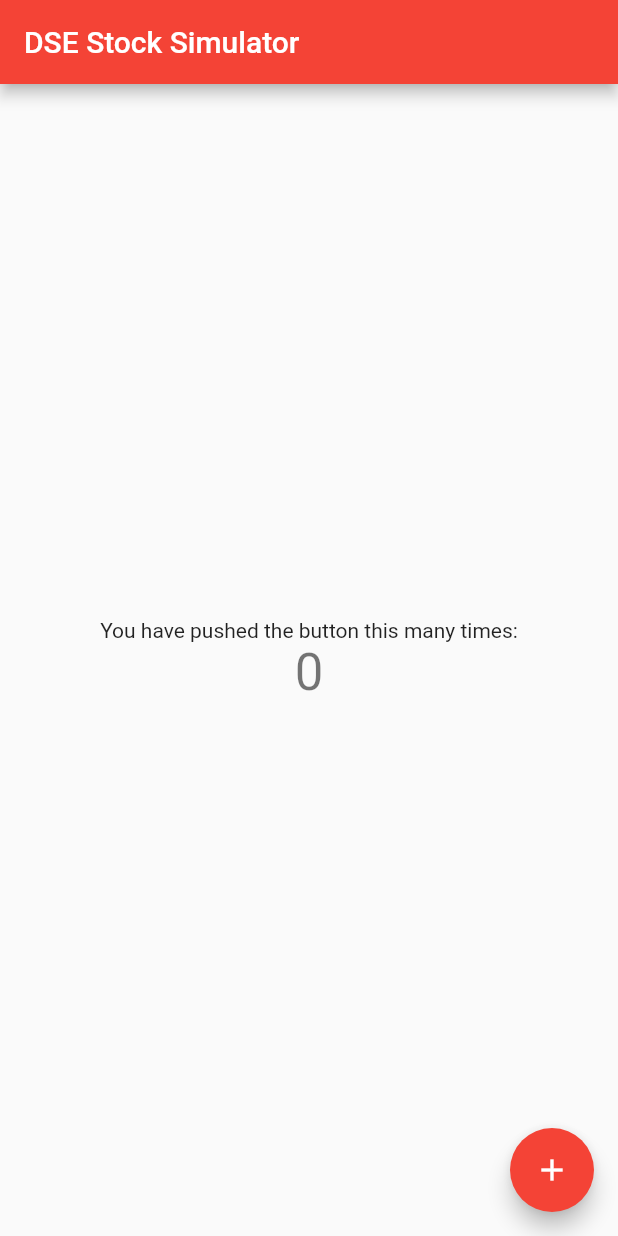
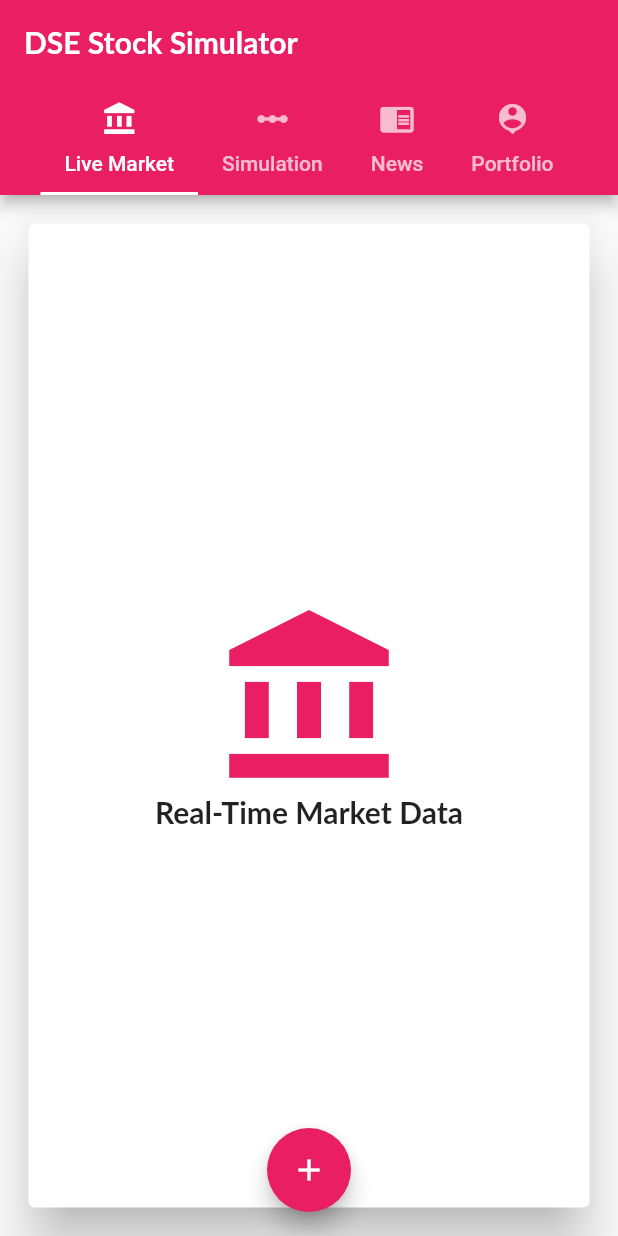
Before and after one commit to berloop/stocksim, a Flutter app: the screen it shows after launch, on a phone screen of 412 x 824 dp. Run offline on Flutter 3.47's test engine with Material 2 defaults, Android fonts, the phone set to English and light mode, and no system bars.

Commit message:
UI Update

```diff
--- a/lib/main.dart
+++ b/lib/main.dart
@@ -3,110 +3,169 @@ import 'package:flutter/material.dart';
 void main() => runApp(MyApp());
 
 class MyApp extends StatelessWidget {
-  // This widget is the root of your application.
+  @override
+  Widget build(BuildContext context) {
+    return MyHomePage();
+  }
+}
+
+class MyHomePage extends StatefulWidget {
+  MyHomePage({Key key}) : super(key: key);
+  @override
+  _MyHomePageState createState() => new _MyHomePageState();
+}
+
+class _MyHomePageState extends State<MyHomePage> {
   @override
   Widget build(BuildContext context) {
     return MaterialApp(
-      debugShowCheckedModeBanner: false ,
-      title: 'Flutter Demo',
-      theme: ThemeData(
-        // This is the theme of your application.
-        //
-        // Try running your application with "flutter run". You'll see the
-        // application has a blue toolbar. Then, without quitting the app, try
-        // changing the primarySwatch below to Colors.green and then invoke
-        // "hot reload" (press "r" in the console where you ran "flutter run",
-        // or simply save your changes to "hot reload" in a Flutter IDE).
-        // Notice that the counter didn't reset back to zero; the application
-        // is not restarted.
-        primarySwatch: Colors.red,
+      debugShowCheckedModeBanner: false,
+      theme: new ThemeData(
+        primarySwatch: Colors.pink,
       ),
-      home: MyHomePage(title: 'DSE Stock Simulator'),
+      home: DefaultTabController(
+        length: 4,
+        child: new Scaffold(
+          appBar: new AppBar(
+            title: new Text("DSE Stock Simulator",
+                style: TextStyle(fontFamily: 'Lato Bold')),
+            centerTitle: false,
+            bottom: TabBar(
+              isScrollable: true,
+              tabs: [
+                Tab(text: "Live Market", icon: Icon(Icons.account_balance)),
+                Tab(text: "Simulation", icon: Icon(Icons.linear_scale)),
+                Tab(text: "News", icon: Icon(Icons.chrome_reader_mode)),
+                Tab(text: "Portfolio", icon: Icon(Icons.person_pin)),
+              ],
+            ),
+          ),
+          body: TabBarView(
+            children: [
+              LiveMarket(),
+              SimulatedTrading(),
+              NewsFeeds(),
+              Portfolio()
+
+            ],
+          ),
+          floatingActionButton: FloatingActionButton(
+  child: Icon(Icons.add),
+  onPressed: () { print('Clicked Plus'); },
+
+  ),
+  floatingActionButtonLocation: FloatingActionButtonLocation.centerFloat,
+
+        ),
+      ),
     );
   }
 }
 
-class MyHomePage extends StatefulWidget {
-  MyHomePage({Key key, this.title}) : super(key: key);
-
-  // This widget is the home page of your application. It is stateful, meaning
-  // that it has a State object (defined below) that contains fields that affect
-  // how it looks.
-
-  // This class is the configuration for the state. It holds the values (in this
-  // case the title) provided by the parent (in this case the App widget) and
-  // used by the build method of the State. Fields in a Widget subclass are
-  // always marked "final".
-
-  final String title;
-
-  @override
-  _MyHomePageState createState() => _MyHomePageState();
-}
-
-class _MyHomePageState extends State<MyHomePage> {
-  int _counter = 0;
-
-  void _incrementCounter() {
-    setState(() {
-      // This call to setState tells the Flutter framework that something has
-      // changed in this State, which causes it to rerun the build method below
-      // so that the display can reflect the updated values. If we changed
-      // _counter without calling setState(), then the build method would not be
-      // called again, and so nothing would appear to happen.
-      _counter++;
-    });
-  }
-
+class LiveMarket extends StatelessWidget {
   @override
   Widget build(BuildContext context) {
-    // This method is rerun every time setState is called, for instance as done
-    // by the _incrementCounter method above.
-    //
-    // The Flutter framework has been optimized to make rerunning build methods
-    // fast, so that you can just rebuild anything that needs updating rather
-    // than having to individually change instances of widgets.
-    return Scaffold(
-      appBar: AppBar(
-        // Here we take the value from the MyHomePage object that was created by
-        // the App.build method, and use it to set our appbar title.
-        title: Text(widget.title),
-      ),
-      body: Center(
-        // Center is a layout widget. It takes a single child and positions it
-        // in the middle of the parent.
-        child: Column(
-          // Column is also a layout widget. It takes a list of children and
-          // arranges them vertically. By default, it sizes itself to fit its
-          // children horizontally, and tries to be as tall as its parent.
-          //
-          // Invoke "debug painting" (press "p" in the console, choose the
-          // "Toggle Debug Paint" action from the Flutter Inspector in Android
-          // Studio, or the "Toggle Debug Paint" command in Visual Studio Code)
-          // to see the wireframe for each widget.
-          //
-          // Column has various properties to control how it sizes itself and
-          // how it positions its children. Here we use mainAxisAlignment to
-          // center the children vertically; the main axis here is the vertical
-          // axis because Columns are vertical (the cross axis would be
-          // horizontal).
-          mainAxisAlignment: MainAxisAlignment.center,
-          children: <Widget>[
-            Text(
-              'You have pushed the button this many times:',
-            ),
-            Text(
-              '$_counter',
-              style: Theme.of(context).textTheme.display1,
-            ),
-          ],
+    return Padding(
+      padding: const EdgeInsets.all(15.0),
+      child: Card(
+        elevation: 15.0,
+        color: Colors.white,
+        child: Center(
+          child: Column(
+            mainAxisSize: MainAxisSize.min,
+            crossAxisAlignment: CrossAxisAlignment.center,
+            children: <Widget>[
+              Icon(Icons.account_balance, size: 128.0, color: Colors.pink),
+              Text(
+                "Real-Time Market Data",
+                style: TextStyle(fontSize: 20, fontFamily: 'Lato Bold'),
+              ),
+            ],
+          ),
         ),
       ),
-      floatingActionButton: FloatingActionButton(
-        onPressed: _incrementCounter,
-        tooltip: 'Increment',
-        child: Icon(Icons.add),
-      ), // This trailing comma makes auto-formatting nicer for build methods.
     );
   }
 }
+
+class SimulatedTrading extends StatelessWidget {
+  @override
+  Widget build(BuildContext context) {
+      return Padding(
+      padding: const EdgeInsets.all(15.0),
+      child: Card(
+        elevation: 15.0,
+        color: Colors.white,
+        child: Center(
+          child: Column(
+            mainAxisSize: MainAxisSize.min,
+            crossAxisAlignment: CrossAxisAlignment.center,
+            children: <Widget>[
+              Icon(Icons.blur_linear, size: 128.0, color: Colors.pink),
+              Text(
+                "Trading Simulation",
+                style: TextStyle(fontSize: 20, fontFamily: 'Lato Bold'),
+              ),
+            ],
+          ),
+        ),
+      ),
+    );
+  }
+}
+
+
+
+class NewsFeeds extends StatelessWidget {
+  @override
+  Widget build(BuildContext context) {
+     return Padding(
+      padding: const EdgeInsets.all(15.0),
+      child: Card(
+        elevation: 15.0,
+        color: Colors.white,
+        child: Center(
+          child: Column(
+            mainAxisSize: MainAxisSize.min,
+            crossAxisAlignment: CrossAxisAlignment.center,
+            children: <Widget>[
+              Icon(Icons.chrome_reader_mode, size: 128.0, color: Colors.pink),
+              Text(
+                "News Feeds",
+                style: TextStyle(fontSize: 20, fontFamily: 'Lato Bold'),
+              ),
+            ],
+          ),
+        ),
+      ),
+    );
+  }
+
+  }
+
+
+class Portfolio extends StatelessWidget {
+  @override
+  Widget build(BuildContext context) {
+      return Padding(
+      padding: const EdgeInsets.all(15.0),
+      child: Card(
+        elevation: 15.0,
+        color: Colors.white,
+        child: Center(
+          child: Column(
+            mainAxisSize: MainAxisSize.min,
+            crossAxisAlignment: CrossAxisAlignment.center,
+            children: <Widget>[
+              Icon(Icons.person_pin, size: 128.0, color: Colors.pink),
+              Text(
+                "Portfolio",
+                style: TextStyle(fontSize: 20, fontFamily: 'Lato Bold'),
+              ),
+            ],
+          ),
+        ),
+      ),
+    );
+  }
+  }
```
Also changed, not shown: pubspec.yaml (+16 -12 lines), assets/fonts/Lato-Bold.ttf (added), assets/fonts/Lato-Medium.ttf (added), assets/fonts/Lato-Regular.ttf (added), assets/fonts/Lato-Semibold.ttf (added), assets/fonts/Lato-Thin.ttf (added).
